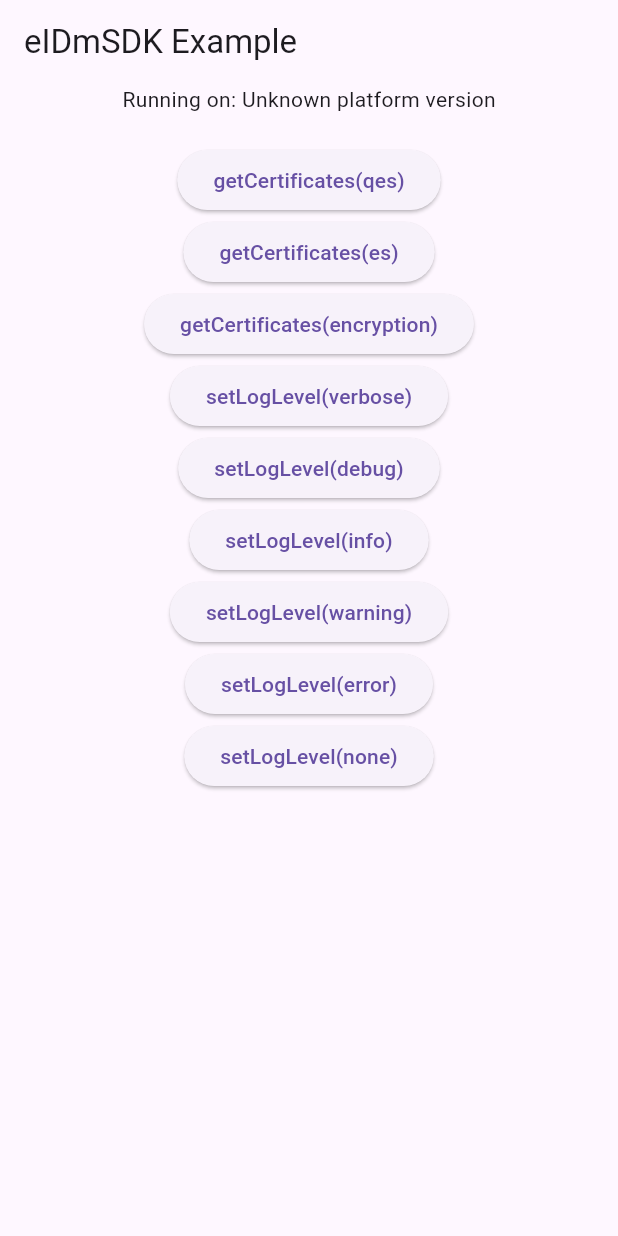
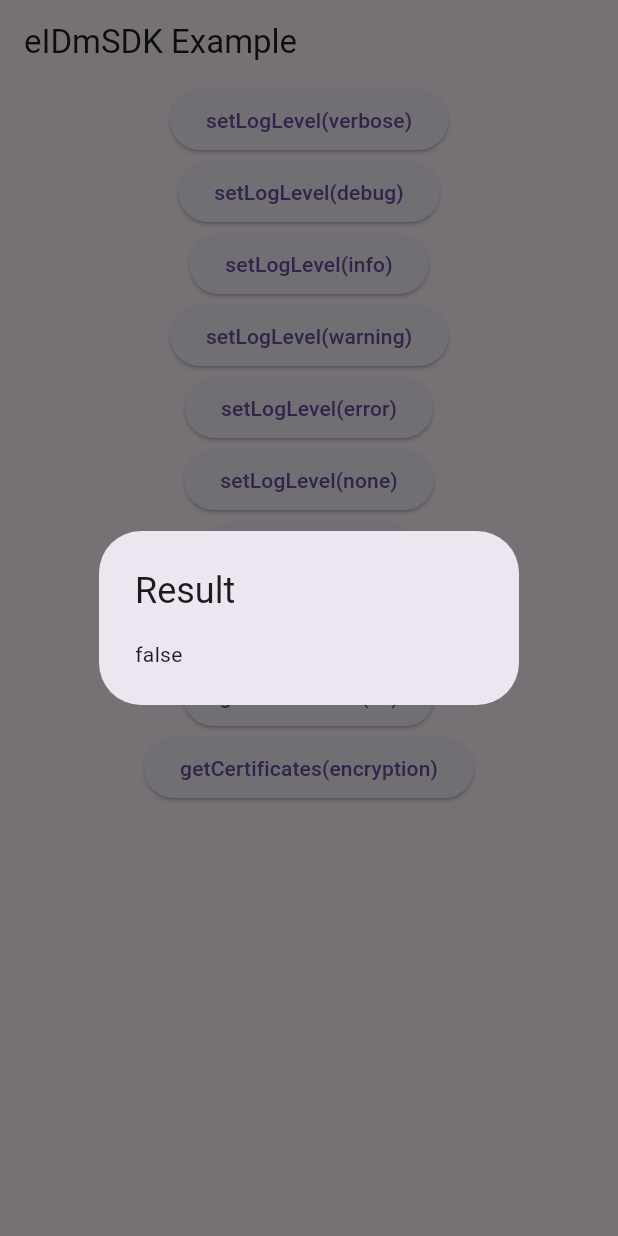
Before and after one commit to slovensko-digital/eidmsdk-flutter, a Flutter app: the screen it shows after launch, after a tap on an icon or button, on a phone screen of 412 x 824 dp. Run offline on Flutter 3.47's test engine with Material 3 defaults, Android fonts, the phone set to English and light mode, and no system bars; our stand-ins replace plugin_platform_interface.

Commit message:
Implement showTutorial eID call

```diff
--- a/example/lib/main.dart
+++ b/example/lib/main.dart
@@ -1,85 +1,84 @@
+import 'dart:convert';
+
 import 'package:eidmsdk/eidmsdk_platform_interface.dart';
 import 'package:flutter/material.dart';
-import 'dart:async';
 
-import 'package:flutter/services.dart';
 import 'package:eidmsdk/eidmsdk.dart';
 
 void main() {
-  runApp(const App());
+  runApp(App());
 }
 
-class App extends StatefulWidget {
-  const App({super.key});
-
-  @override
-  State<App> createState() => _AppState();
-}
-
-class _AppState extends State<App> {
-  String _platformVersion = 'Unknown';
-  final _eidmsdkPlugin = Eidmsdk();
-
-  @override
-  void initState() {
-    super.initState();
-    initPlatformState();
-  }
-
-  // Platform messages are asynchronous, so we initialize in an async method.
-  Future<void> initPlatformState() async {
-    String platformVersion;
-    // Platform messages may fail, so we use a try/catch PlatformException.
-    // We also handle the message potentially returning null.
-    try {
-      platformVersion = await _eidmsdkPlugin.getPlatformVersion() ??
-          'Unknown platform version';
-    } on PlatformException {
-      platformVersion = 'Failed to get platform version.';
-    }
-
-    // If the widget was removed from the tree while the asynchronous platform
-    // message was in flight, we want to discard the reply rather than calling
-    // setState to update our non-existent appearance.
-    if (!mounted) return;
-
-    setState(() {
-      _platformVersion = platformVersion;
-    });
-  }
+class App extends StatelessWidget {
+  App({super.key});
 
   @override
   Widget build(BuildContext context) => MaterialApp(
         debugShowCheckedModeBanner: false,
-        home: Scaffold(
-          appBar: AppBar(
-            title: const Text('eIDmSDK Example'),
-          ),
-          body: Center(
+        home: HomePage(),
+      );
+}
+
+class HomePage extends StatelessWidget {
+  final _eidmsdkPlugin = Eidmsdk();
+
+  HomePage({super.key});
+
+  @override
+  Widget build(BuildContext context) {
+    return Scaffold(
+      appBar: AppBar(
+        title: const Text('eIDmSDK Example'),
+      ),
+      body: SizedBox(
+        height: double.infinity,
+        child: SingleChildScrollView(
+          child: Center(
             child: Column(
               children: [
-                Text('Running on: $_platformVersion\n'),
-                ...EIDCertificateIndex.values.map(
-                  (e) => ElevatedButton(
-                    child: Text('getCertificates(${e.name})'),
-                    onPressed: () async {
-                      final certificates =
-                          await _eidmsdkPlugin.getCertificates(types: [e]);
-                      print(certificates);
-                    },
-                  ),
-                ),
                 ...EIDLogLevel.values.map((e) => ElevatedButton(
                       child: Text('setLogLevel(${e.name})'),
                       onPressed: () async {
                         final result =
                             await _eidmsdkPlugin.setLogLevel(logLevel: e);
                         print(result);
+                        if (!context.mounted) return;
+                        showResult(context, result);
                       },
-                    ))
+                    )),
+                ElevatedButton(
+                  child: const Text('showTutorial()'),
+                  onPressed: () async {
+                    await _eidmsdkPlugin.showTutorial();
+                  },
+                ),
+                ...EIDCertificateIndex.values.map(
+                  (e) => ElevatedButton(
+                    child: Text('getCertificates(${e.name})'),
+                    onPressed: () async {
+                      final result =
+                          await _eidmsdkPlugin.getCertificates(types: [e]);
+                      print(result);
+                      if (!context.mounted) return;
+                      showResult(context, result);
+                    },
+                  ),
+                ),
               ],
             ),
           ),
         ),
-      );
+      ),
+    );
+  }
+
+  void showResult(BuildContext context, dynamic result) {
+    showDialog(
+      context: context,
+      builder: (_) => AlertDialog(
+        title: const Text("Result"),
+        content: Text(jsonEncode(result)),
+      ),
+    );
+  }
 }
--- a/lib/eidmsdk.dart
+++ b/lib/eidmsdk.dart
@@ -1,16 +1,15 @@
 import 'eidmsdk_platform_interface.dart';
 
 class Eidmsdk {
-  Future<String?> getPlatformVersion() {
-    return EidmsdkPlatform.instance.getPlatformVersion();
-  }
+  Future<String?> getPlatformVersion() =>
+      EidmsdkPlatform.instance.getPlatformVersion();
 
-  Future<bool> setLogLevel({required EIDLogLevel logLevel}) {
-    return EidmsdkPlatform.instance.setLogLevel(logLevel: logLevel);
-  }
+  Future<bool> setLogLevel({required EIDLogLevel logLevel}) =>
+      EidmsdkPlatform.instance.setLogLevel(logLevel: logLevel);
+
+  Future showTutorial() => EidmsdkPlatform.instance.showTutorial();
 
   Future<Map<String, dynamic>?> getCertificates(
-      {required List<EIDCertificateIndex> types}) {
-    return EidmsdkPlatform.instance.getCertificates(types: types);
-  }
+          {required List<EIDCertificateIndex> types}) =>
+      EidmsdkPlatform.instance.getCertificates(types: types);
 }
--- a/lib/eidmsdk_method_channel.dart
+++ b/lib/eidmsdk_method_channel.dart
@@ -26,6 +26,10 @@ class MethodChannelEidmsdk extends EidmsdkPlatform {
     return result ?? false;
   }
 
+
+  @override
+  Future showTutorial() async => await methodChannel.invokeMethod<bool>('showTutorial', {});
+
   @override
   Future<Map<String, dynamic>?> getCertificates(
       {required List<EIDCertificateIndex> types}) async {
--- a/lib/eidmsdk_platform_interface.dart
+++ b/lib/eidmsdk_platform_interface.dart
@@ -42,6 +42,10 @@ abstract class EidmsdkPlatform extends PlatformInterface {
     throw UnimplementedError('setLogLevel() has not been implemented.');
   }
 
+  Future showTutorial() {
+    throw UnimplementedError('showTutorial() has not been implemented.');
+  }
+
   Future<Map<String, dynamic>?> getCertificates(
       {required List<EIDCertificateIndex> types}) {
     throw UnimplementedError('getCertificates() has not been implemented.');
```
Also changed, not shown: 2 other files.
